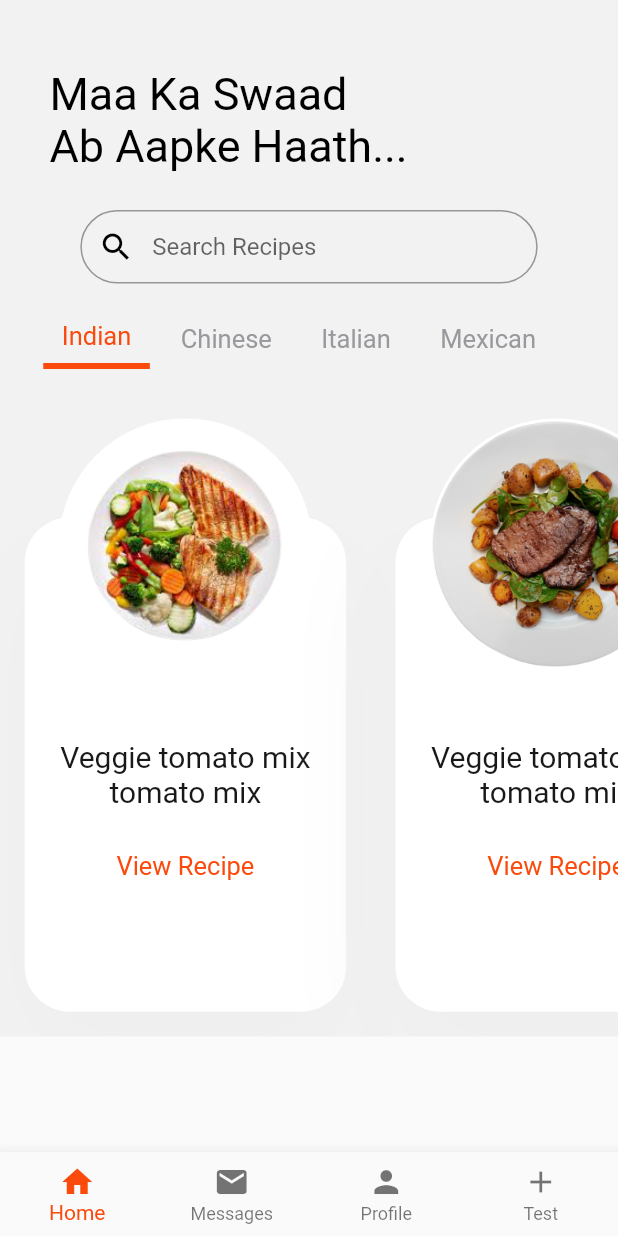
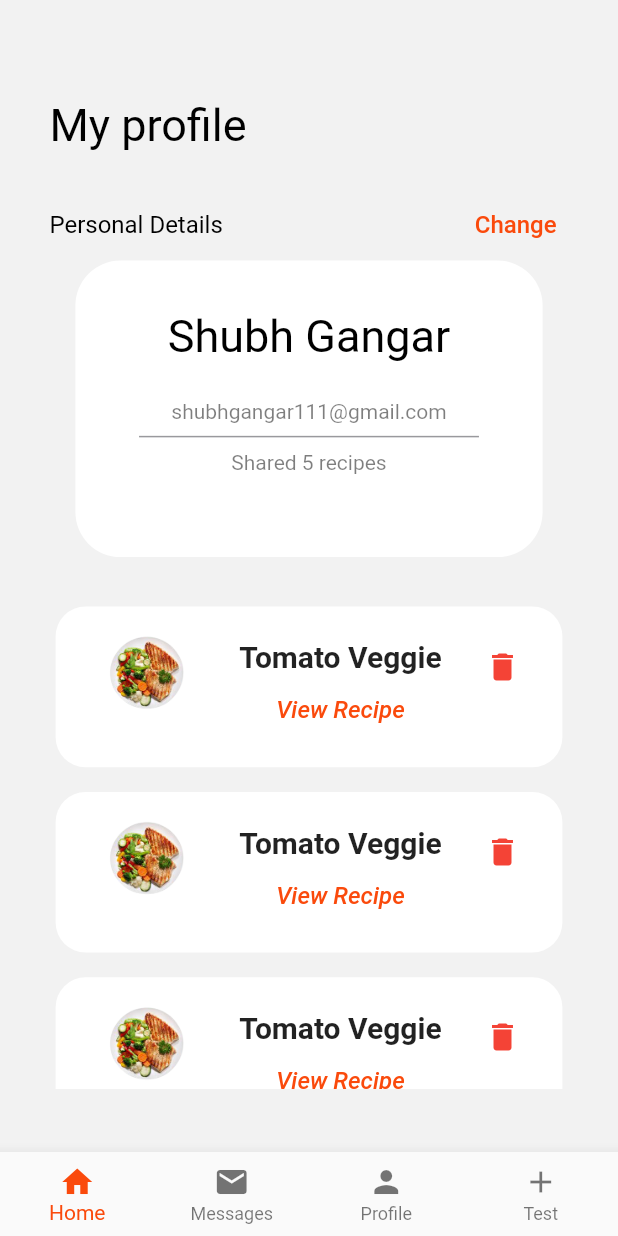
Before and after one commit to kashish1211/Raaz-E-Rasoi, a Flutter app: the screen it shows after launch, on a phone screen of 412 x 824 dp. Run offline on Flutter 3.47's test engine with Material 2 defaults, Android fonts, the phone set to English and light mode, and no system bars.

Commit message:
profile ui done
Co-authored-by: shubh1605 <shubh1605@users.noreply.github.com>
Co-authored-by: HarshitJain28 <HarshitJain28@users.noreply.github.com>

```diff
--- a/lib/main.dart
+++ b/lib/main.dart
@@ -1,9 +1,11 @@
 import 'package:flutter/material.dart';
 
+import 'package:raaz_e_rasoi/widgets/bottom_navbar.dart';
 import './widgets/signup.dart';
 import './widgets/login.dart';
 import './widgets/recipe_detail.dart';
 import './widgets/recipe_list.dart';
+import './widgets/profile.dart';
 
 void main() {
   runApp(MyApp());
@@ -17,7 +19,10 @@ class MyApp extends StatelessWidget {
       theme: ThemeData(
         primarySwatch: Colors.blue,
       ),
-      home: RecipeList(),
+      home: Scaffold(
+        body: Profile(),
+        bottomNavigationBar: BottomNavbar(),
+      ),
     );
   }
 }
--- /dev/null
+++ b/lib/widgets/profile.dart
@@ -0,0 +1,183 @@
+import 'package:flutter/material.dart';
+import 'package:raaz_e_rasoi/widgets/profile_list.dart';
+
+class Profile extends StatelessWidget {
+  @override
+  Widget build(BuildContext context) {
+    MediaQueryData queryData;
+    queryData = MediaQuery.of(context);
+    return Material(
+      child: Container(
+        decoration: BoxDecoration(
+          color: Color(0xfff2f2f2),
+        ),
+        child: Column(
+          children: [
+            Padding(
+              padding: EdgeInsets.only(
+                left: queryData.size.width * 0.08,
+                top: queryData.size.height * 0.08,
+              ),
+              child: Align(
+                alignment: Alignment.centerLeft,
+                child: Text(
+                  "My profile",
+                  style: TextStyle(
+                    color: Colors.black,
+                    fontSize: 30,
+                  ),
+                ),
+              ),
+            ),
+            SizedBox(height: queryData.size.height * 0.03),
+            Row(
+              mainAxisAlignment: MainAxisAlignment.spaceBetween,
+              children: [
+                Padding(
+                  padding: EdgeInsets.only(
+                    left: queryData.size.width * 0.08,
+                  ),
+                  child: Align(
+                    alignment: Alignment.centerLeft,
+                    child: Text(
+                      "Personal Details",
+                      style: TextStyle(
+                        color: Colors.black,
+                        fontSize: 16,
+                      ),
+                    ),
+                  ),
+                ),
+                Padding(
+                  padding: EdgeInsets.only(
+                    right: queryData.size.width * 0.08,
+                  ),
+                  child: Align(
+                    alignment: Alignment.centerLeft,
+                    child: TextButton(
+                      child: Text(
+                        "Change",
+                        style: TextStyle(
+                          color: Color(0xfffa4a0c),
+                          fontSize: 16,
+                        ),
+                      ),
+                      onPressed: () => {},
+                    ),
+                  ),
+                ),
+              ],
+            ),
+
+            // SizedBox(height: queryData.size.height * 0.03),
+            Container(
+              padding: EdgeInsets.symmetric(
+                vertical: queryData.size.height * 0.02,
+              ),
+              margin: EdgeInsets.symmetric(
+                horizontal: queryData.size.width * 0.122,
+              ),
+              decoration: BoxDecoration(
+                color: Colors.white,
+                borderRadius: BorderRadius.circular(30),
+              ),
+              height: queryData.size.height * 0.24,
+              width: double.infinity,
+              child: Column(
+                // mainAxisAlignment: MainAxisAlignment.spaceBetween,
+                children: [
+                  Container(
+                    width: queryData.size.width * 1,
+                    padding: EdgeInsets.only(
+                      top: queryData.size.height * 0.02,
+                      bottom: queryData.size.height * 0.01,
+                    ),
+                    // decoration: BoxDecoration(
+                    //   border: Border(
+                    //     bottom: BorderSide(
+                    //       color: Colors.black,
+                    //       width: 0.5, // Underline thickness
+                    //     ),
+                    //   ),
+                    // ),
+                    child: Align(
+                      alignment: Alignment.center,
+                      child: Text(
+                        "Shubh Gangar",
+                        style: TextStyle(
+                          color: Colors.black,
+                          fontSize: 30,
+                        ),
+                      ),
+                    ),
+                  ),
+                  Container(
+                    width: queryData.size.width * 0.55,
+                    padding: EdgeInsets.only(
+                      top: queryData.size.height * 0.02,
+                      bottom: queryData.size.height * 0.01,
+                    ),
+                    decoration: BoxDecoration(
+                      border: Border(
+                        bottom: BorderSide(
+                          color: Color(0xff99999d),
+                          width: 1.0, // Underline thickness
+                        ),
+                      ),
+                    ),
+                    child: Align(
+                      alignment: Alignment.center,
+                      child: Opacity(
+                        opacity: 0.50,
+                        child: Text(
+                          "shubhgangar111@gmail.com",
+                          style: TextStyle(
+                            color: Colors.black,
+                            fontSize: 14,
+                          ),
+                        ),
+                      ),
+                    ),
+                  ),
+                  Container(
+                    padding: EdgeInsets.only(
+                      top: queryData.size.height * 0.011,
+                      bottom: queryData.size.height * 0.01,
+                      left: queryData.size.width * 0.08,
+                      right: queryData.size.width * 0.08,
+                    ),
+                    // decoration: BoxDecoration(
+                    //   border: Border(
+                    //     bottom: BorderSide(
+                    //       color: Colors.black,
+                    //       width: 1.0, // Underline thickness
+                    //     ),
+                    //   ),
+                    // ),
+                    child: Align(
+                      alignment: Alignment.center,
+                      child: Opacity(
+                        opacity: 0.50,
+                        child: Text(
+                          "Shared 5 recipes",
+                          style: TextStyle(
+                            color: Colors.black,
+                            fontSize: 14,
+                          ),
+                        ),
+                      ),
+                    ),
+                  ),
+                ],
+              ),
+            ),
+            SizedBox(height: queryData.size.height * 0.03),
+
+            Container(
+                height: queryData.size.height * 0.4, child: ProfileList()),
+          ],
+        ),
+      ),
+    );
+  }
+}
--- /dev/null
+++ b/lib/widgets/profile_list.dart
@@ -0,0 +1,64 @@
+import 'package:flutter/material.dart';
+
+class ProfileList extends StatelessWidget {
+  @override
+  Widget build(BuildContext context) {
+    MediaQueryData queryData;
+    queryData = MediaQuery.of(context);
+    return ListView.builder(
+      itemBuilder: (ctx, index) {
+        return Container(
+          height: queryData.size.height * 0.15,
+          child: Card(
+            elevation: 0,
+            shape: RoundedRectangleBorder(
+                borderRadius: BorderRadius.circular(20.0)),
+            margin: EdgeInsets.symmetric(
+                vertical: queryData.size.height * 0.01,
+                horizontal: queryData.size.width * 0.09),
+            child: ListTile(
+              leading: CircleAvatar(
+                backgroundColor: Colors.white,
+                radius: 45,
+                child: Image.asset('assets/images/grill.png'),
+              ),
+              title: Align(
+                alignment: Alignment.center,
+                child: Column(
+                  mainAxisAlignment: MainAxisAlignment.center,
+                  children: [
+                    Text(
+                      'Tomato Veggie',
+                      style: TextStyle(
+                        fontSize: 20,
+                        fontWeight: FontWeight.bold,
+                      ),
+                    ),
+                    TextButton(
+                      onPressed: () {},
+                      child: Text(
+                        "View Recipe",
+                        style: TextStyle(
+                          color: Color(0xfffa4a0c),
+                          fontSize: 16,
+                          fontStyle: FontStyle.italic,
+                        ),
+                      ),
+                    ),
+                  ],
+                ),
+              ),
+              trailing: IconButton(
+                icon: Icon(
+                  Icons.delete,
+                  color: Colors.red,
+                ),
+                onPressed: () => {},
+              ),
+            ),
+          ),
+        );
+      },
+    );
+  }
+}
```
